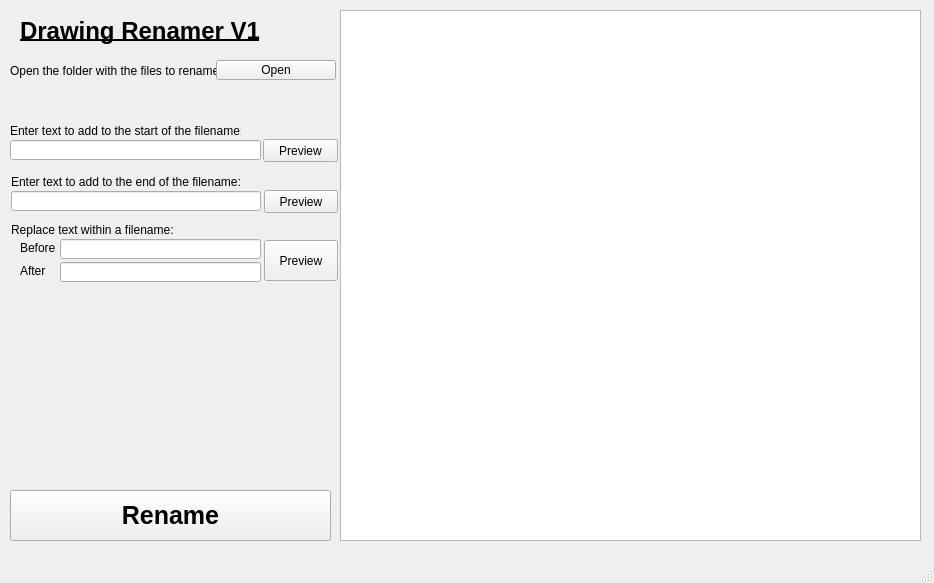
Old version of the form Drawing_Renamer.ui in the repository craig3050/GUI-Test.
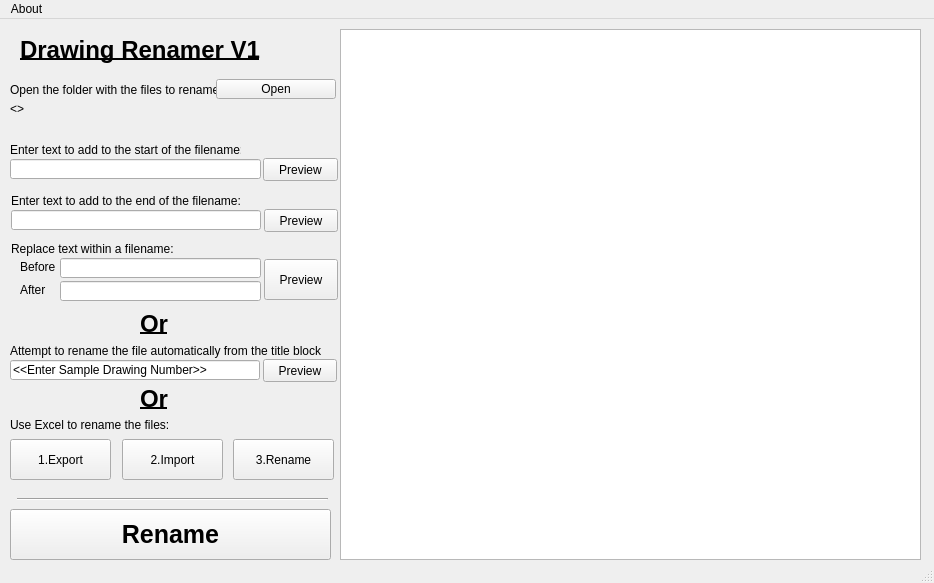
New version of the form.

Commit message: PDF extract and regex search in titleblocks working well

What changed in the file:
```diff
--- a/Drawing_Renamer.ui
+++ b/Drawing_Renamer.ui
@@ -143,7 +143,7 @@
      </rect>
     </property>
     <property name="text">
-     <string/>
+     <string>&lt;&lt;Filepath&gt;&gt;</string>
     </property>
    </widget>
    <widget class="QLineEdit" name="lineEdit_enter_endtext">
@@ -266,6 +266,161 @@
      <string>After</string>
     </property>
    </widget>
+   <widget class="QLabel" name="Title_lablel_2">
+    <property name="geometry">
+     <rect>
+      <x>140</x>
+      <y>284</y>
+      <width>41</width>
+      <height>41</height>
+     </rect>
+    </property>
+    <property name="font">
+     <font>
+      <pointsize>18</pointsize>
+      <weight>75</weight>
+      <bold>true</bold>
+      <underline>true</underline>
+     </font>
+    </property>
+    <property name="text">
+     <string>Or</string>
+    </property>
+   </widget>
+   <widget class="QLabel" name="Title_lablel_3">
+    <property name="geometry">
+     <rect>
+      <x>140</x>
+      <y>359</y>
+      <width>41</width>
+      <height>41</height>
+     </rect>
+    </property>
+    <property name="font">
+     <font>
+      <pointsize>18</pointsize>
+      <weight>75</weight>
+      <bold>true</bold>
+      <underline>true</underline>
+     </font>
+    </property>
+    <property name="text">
+     <string>Or</string>
+    </property>
+   </widget>
+   <widget class="QLineEdit" name="lineEdit_enter_titleblock_search">
+    <property name="geometry">
+     <rect>
+      <x>10</x>
+      <y>341</y>
+      <width>250</width>
+      <height>20</height>
+     </rect>
+    </property>
+    <property name="text">
+     <string>&lt;&lt;Enter Sample Drawing Number&gt;&gt;</string>
+    </property>
+   </widget>
+   <widget class="QPushButton" name="pushButton_enter_titleblock_search">
+    <property name="geometry">
+     <rect>
+      <x>263</x>
+      <y>340</y>
+      <width>74</width>
+      <height>23</height>
+     </rect>
+    </property>
+    <property name="text">
+     <string>Preview</string>
+    </property>
+   </widget>
+   <widget class="QLabel" name="label_enter_titleblock_search">
+    <property name="geometry">
+     <rect>
+      <x>10</x>
+      <y>321</y>
+      <width>311</width>
+      <height>21</height>
+     </rect>
+    </property>
+    <property name="toolTip">
+     <string>&lt;html&gt;&lt;head/&gt;&lt;body&gt;&lt;p&gt;Enter a sample drawing number as the programme searches for the same format&lt;/p&gt;&lt;/body&gt;&lt;/html&gt;</string>
+    </property>
+    <property name="text">
+     <string>Attempt to rename the file automatically from the title block:</string>
+    </property>
+   </widget>
+   <widget class="QLabel" name="label_enter_endtext_3">
+    <property name="geometry">
+     <rect>
+      <x>10</x>
+      <y>390</y>
+      <width>331</width>
+      <height>31</height>
+     </rect>
+    </property>
+    <property name="toolTip">
+     <string>&lt;html&gt;&lt;head/&gt;&lt;body&gt;&lt;p&gt;Enter a sample drawing number as the programme searches for the same format&lt;/p&gt;&lt;/body&gt;&lt;/html&gt;</string>
+    </property>
+    <property name="text">
+     <string>Use Excel to rename the files:</string>
+    </property>
+    <property name="wordWrap">
+     <bool>true</bool>
+    </property>
+   </widget>
+   <widget class="QPushButton" name="pushButton_enter_excel_export">
+    <property name="geometry">
+     <rect>
+      <x>10</x>
+      <y>420</y>
+      <width>101</width>
+      <height>41</height>
+     </rect>
+    </property>
+    <property name="text">
+     <string>1.Export</string>
+    </property>
+   </widget>
+   <widget class="Line" name="line">
+    <property name="geometry">
+     <rect>
+      <x>17</x>
+      <y>470</y>
+      <width>311</width>
+      <height>20</height>
+     </rect>
+    </property>
+    <property name="orientation">
+     <enum>Qt::Horizontal</enum>
+    </property>
+   </widget>
+   <widget class="QPushButton" name="pushButton_enter_excel_export_2">
+    <property name="geometry">
+     <rect>
+      <x>122</x>
+      <y>420</y>
+      <width>101</width>
+      <height>41</height>
+     </rect>
+    </property>
+    <property name="text">
+     <string>2.Import</string>
+    </property>
+   </widget>
+   <widget class="QPushButton" name="pushButton_enter_excel_export_3">
+    <property name="geometry">
+     <rect>
+      <x>233</x>
+      <y>420</y>
+      <width>101</width>
+      <height>41</height>
+     </rect>
+    </property>
+    <property name="text">
+     <string>3.Rename</string>
+    </property>
+   </widget>
   </widget>
   <widget class="QMenuBar" name="menubar">
    <property name="geometry">
@@ -276,6 +431,13 @@
      <height>21</height>
     </rect>
    </property>
+   <widget class="QMenu" name="menuAbout">
+    <property name="title">
+     <string>About</string>
+    </property>
+    <addaction name="actionAuthor"/>
+   </widget>
+   <addaction name="menuAbout"/>
   </widget>
   <widget class="QStatusBar" name="statusbar"/>
  </widget>
```
Left out of the diff: 9 changed lines with no effect on the pictures. The commit also changes 1 other file.
